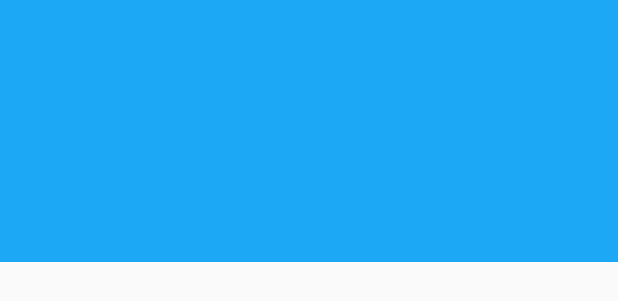
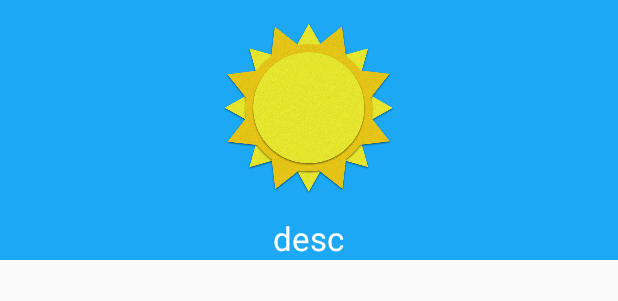
Before and after one commit to DavidRG13/Sunshine, an Android app: the layout today_list_item.xml on its own in the app's theme, with its tools: preview values and no code run, on a phone screen of 412 x 824 dp. Shown: the top 301 px of the screen. Run offline under Robolectric (Android 15) with nearby library versions, the phone set to English and light mode, and no system bars.

Commit message:
Modify layouts

```diff
--- a/app/src/main/res/layout/today_list_item.xml
+++ b/app/src/main/res/layout/today_list_item.xml
@@ -1,65 +1,25 @@
 <?xml version="1.0" encoding="utf-8"?>
 
 <LinearLayout xmlns:android="http://schemas.android.com/apk/res/android"
-              android:orientation="horizontal"
+    xmlns:tools="http://schemas.android.com/tools"
     android:layout_width="match_parent"
     android:layout_height="wrap_content"
-              android:gravity="center_vertical"
+    android:orientation="vertical"
     android:background="@drawable/today_touch_selector">
 
-    <LinearLayout
-            android:layout_width="0dp"
-            android:layout_weight="1"
+  <ImageView
+      android:id="@+id/list_item_icon"
+      android:layout_width="match_parent"
       android:layout_height="wrap_content"
-            android:orientation="vertical"
-            android:layout_marginLeft="60dp"
-            android:gravity="center_horizontal">
+      android:contentDescription="@string/forecastIcon"
+      tools:src="@drawable/art_clear"/>
 
   <TextView
-                android:id="@+id/list_item_date"
+      android:id="@+id/list_item_desc"
       android:layout_width="wrap_content"
       android:layout_height="wrap_content"
       android:textAppearance="?android:textAppearanceLarge"
-                android:textColor="@color/white"/>
-
-        <TextView
-                android:id="@+id/list_item_max"
-                android:layout_width="wrap_content"
-                android:layout_height="wrap_content"
-                android:textSize="72sp"
-                android:textColor="@color/white"/>
-
-        <TextView
-                android:id="@+id/list_item_min"
-                android:layout_width="wrap_content"
-                android:layout_height="wrap_content"
-                android:textSize="36sp"
-                android:textColor="@color/white"/>
+      android:textColor="@color/white"
+      android:layout_gravity="center_horizontal"
+      tools:text="desc"/>
 </LinearLayout>
-
-    <LinearLayout
-            android:layout_width="0dp"
-            android:layout_weight="1"
-            android:layout_height="wrap_content"
-            android:orientation="vertical"
-            android:gravity="center_horizontal">
-
-        <FrameLayout
-                android:layout_width="100dp"
-                android:layout_height="100dp">
-
-            <ImageView
-                    android:id="@+id/list_item_icon"
-                    android:layout_width="wrap_content"
-                    android:layout_height="wrap_content"
-                    android:contentDescription="@string/forecastIcon"/>
-        </FrameLayout>
-
-        <TextView
-                android:id="@+id/list_item_forecast"
-                android:layout_width="wrap_content"
-                android:layout_height="wrap_content"
-                android:textAppearance="?android:textAppearanceLarge"
-                android:textColor="@color/white"/>
-    </LinearLayout>
-</LinearLayout>
```
Also changed, not shown: app/src/main/res/layout/forecast_list_item.xml (+24 -24 lines). Lines whose indentation alone changed are shown as unchanged.
